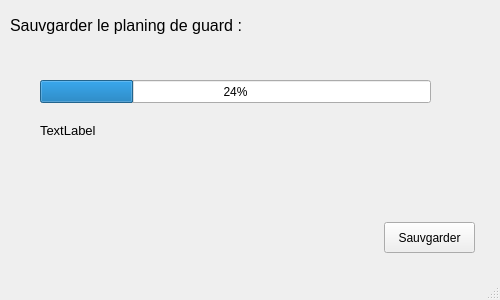
Old version of the form ui/export_planing.ui in the repository otmanLAHRECHE/EPSP_Garde_Project.
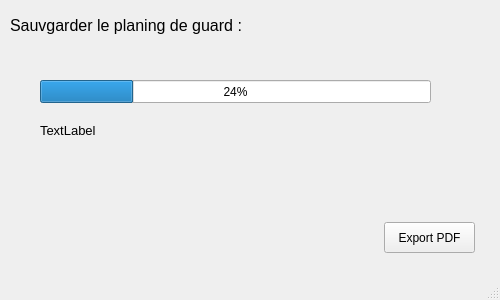
New version of the form.

```diff
--- a/ui/export_planing.ui
+++ b/ui/export_planing.ui
@@ -63,7 +63,7 @@
      </rect>
     </property>
     <property name="text">
-     <string>Sauvgarder</string>
+     <string>Export PDF</string>
     </property>
    </widget>
    <widget class="QProgressBar" name="progressBar">
```
